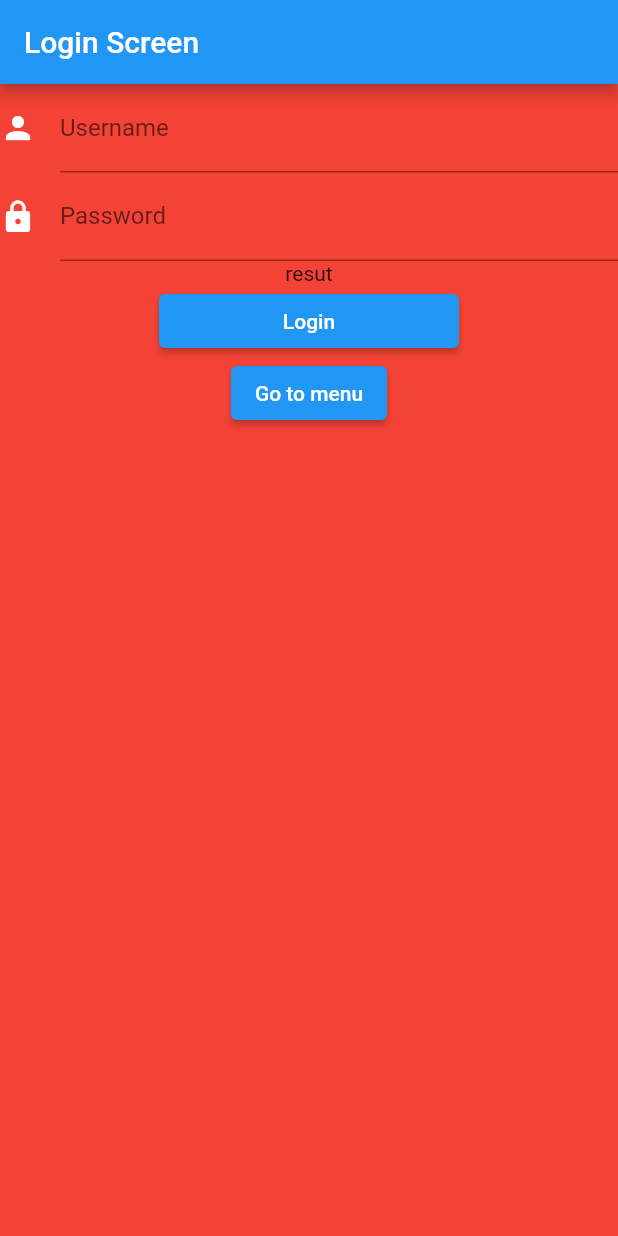
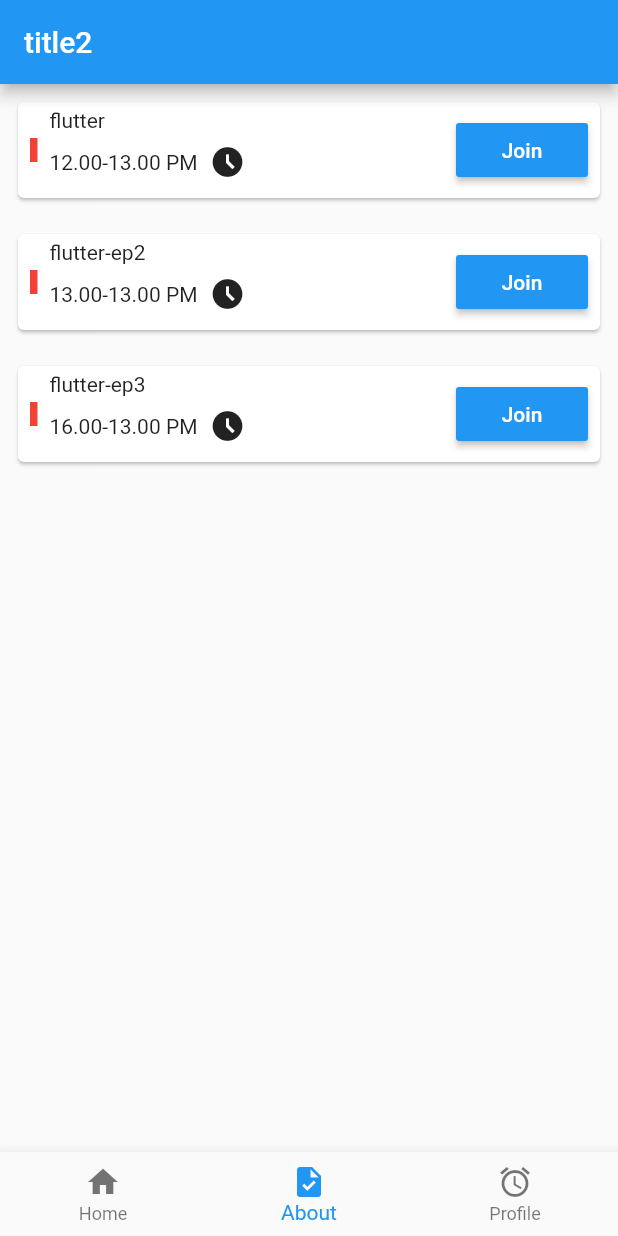
Before and after one commit to olaloat/teleWorkMobile, a Flutter app: the screen it shows after launch, on a phone screen of 412 x 824 dp. Run offline on Flutter 3.47's test engine with Material 2 defaults, Android fonts, the phone set to English and light mode, and no system bars.

Commit message:
listview training

```diff
--- /dev/null
+++ b/lib/Screen/TaskScreen2.dart
@@ -0,0 +1,132 @@
+// ignore_for_file: file_names
+
+
+
+import 'package:flutter/material.dart';
+import 'package:telework_v2/Models/TaskModel.dart';
+
+class TaskScreen2 extends StatefulWidget {
+  const TaskScreen2({Key? key}) : super(key: key);
+
+  @override
+  _TaskScreen2State createState() => _TaskScreen2State();
+}
+
+class _TaskScreen2State extends State<TaskScreen2> {
+  @override
+  Widget build(BuildContext context) {
+    return Scaffold(
+      appBar: AppBar(
+        title: Text("title2"),
+      ),
+       bottomNavigationBar:BottomNavigationBar( items:  const <BottomNavigationBarItem>[
+                    BottomNavigationBarItem(
+                        icon: Icon(Icons.home),
+                        label: 'Home',
+                    ),
+                    BottomNavigationBarItem(
+                        icon: Icon(Icons.task),
+                        label: 'About',
+                    ),
+                    BottomNavigationBarItem(
+                        icon: Icon(Icons.access_alarm),
+                        label: 'Profile',
+                    ),
+                ],
+                currentIndex: 1,
+                // onTap: _onItemTapped,
+
+
+                ),
+    body:      ListView.builder(
+        scrollDirection: Axis.vertical,
+        itemCount: _listTaskModel.length,
+        itemBuilder: (BuildContext context, int index){
+
+
+
+          return TaskWidget( taskName:_listTaskModel[index].task  ,
+          subTask:_listTaskModel[index].subTask  ,
+          id :_listTaskModel[index].id ,
+
+          );
+        },
+
+      )
+    );
+  }
+}
+
+class TaskWidget extends StatelessWidget {
+final String taskName ;
+final String subTask ;
+final int id;
+  const TaskWidget({
+    Key? key,this.taskName ="" , this.subTask ="" , this.id =0
+  }) : super(key: key);
+
+  @override
+  Widget build(BuildContext context) {
+    return Padding(
+      padding: const EdgeInsets.all(8.0),
+      child: Card(
+        child: Row(
+          children: [
+            Padding(
+              padding: const EdgeInsets.all(8.0),
+              child: Container(
+                width: 5,
+                color: Colors.red,
+                child: Text(""),
+              ),
+            ),
+            Expanded(
+                child: Column(
+              crossAxisAlignment: CrossAxisAlignment.start,
+              children: [
+                 Text(taskName),
+                Row(
+                  children:  [
+                    Text(subTask),
+                    const Padding(
+                      padding: EdgeInsets.all(8.0),
+                      child: Icon(Icons.access_time_filled),
+                    )
+                  ],
+                )
+              ],
+            )),
+            Padding(
+              padding: const EdgeInsets.all(8.0),
+              child: RaisedButton(
+                color: Colors.blue,
+                child: const Text(
+                  "Join",
+                  style: TextStyle(color: Colors.white),
+                ),
+                onPressed: () {
+print(this.id.toString());
+
+
+
+
+                },
+              ),
+            ),
+            const Text(""),
+          ],
+        ),
+      ),
+    );
+  }
+}
+
+
+
+
+final List<TaskModel> _listTaskModel = [
+TaskModel(task :"flutter", subTask:"12.00-13.00 PM", id:1),
+TaskModel(task :"flutter-ep2", subTask:"13.00-13.00 PM", id:2),
+TaskModel(task :"flutter-ep3", subTask:"16.00-13.00 PM", id:3)
+
+];
--- /dev/null
+++ b/lib/Screen/TaskScreen3.dart
@@ -0,0 +1,115 @@
+// ignore_for_file: file_names
+
+
+
+import 'package:flutter/material.dart';
+import 'package:telework_v2/Models/TaskModel.dart';
+
+class TaskScreen3 extends StatefulWidget {
+  const TaskScreen3({Key? key}) : super(key: key);
+
+  @override
+  _TaskScreen3State createState() => _TaskScreen3State();
+}
+
+class _TaskScreen3State extends State<TaskScreen3> {
+  @override
+  Widget build(BuildContext context) {
+    return Scaffold(
+      appBar: AppBar(
+        title: Text("title3"),
+      ),
+       bottomNavigationBar:BottomNavigationBar( items:  const <BottomNavigationBarItem>[
+                    BottomNavigationBarItem(
+                        icon: Icon(Icons.home),
+                        label: 'Home',
+                    ),
+                    BottomNavigationBarItem(
+                        icon: Icon(Icons.task),
+                        label: 'About',
+                    ),
+                    BottomNavigationBarItem(
+                        icon: Icon(Icons.access_alarm),
+                        label: 'Profile',
+                    ),
+                ],
+                currentIndex: 1,
+                // onTap: _onItemTapped,
+
+
+                ),
+      body: Column(
+        children: const [
+           TaskWidget(taskName :"flutter", subTask: "08:00-09:00 Am"),  TaskWidget(taskName :"flutter ep2", subTask: "10:00-12:00 Am"),  ],
+      ),
+    );
+  }
+}
+
+class TaskWidget extends StatelessWidget {
+final String taskName ;
+final String subTask ;
+final int id;
+  const TaskWidget({
+    Key? key,this.taskName ="" , this.subTask ="" , this.id =0
+  }) : super(key: key);
+
+  @override
+  Widget build(BuildContext context) {
+    return Padding(
+      padding: const EdgeInsets.all(8.0),
+      child: Card(
+        child: Row(
+          children: [
+            Padding(
+              padding: const EdgeInsets.all(8.0),
+              child: Container(
+                width: 5,
+                color: Colors.red,
+                child: Text(""),
+              ),
+            ),
+            Expanded(
+                child: Column(
+              crossAxisAlignment: CrossAxisAlignment.start,
+              children: [
+                 Text(taskName),
+                Row(
+                  children:  [
+                    Text(subTask),
+                    const Padding(
+                      padding: EdgeInsets.all(8.0),
+                      child: Icon(Icons.access_time_filled),
+                    )
+                  ],
+                )
+              ],
+            )),
+            Padding(
+              padding: const EdgeInsets.all(8.0),
+              child: RaisedButton(
+                color: Colors.blue,
+                child: const Text(
+                  "Join",
+                  style: TextStyle(color: Colors.white),
+                ),
+                onPressed: () {},
+              ),
+            ),
+            const Text(""),
+          ],
+        ),
+      ),
+    );
+  }
+}
+
+
+
+
+final List<TaskModel> _listTaskModel = [
+TaskModel(task :"flutter", subTask:"12.00-13.00 PM", id:1),
+TaskModel(task :"flutter-ep2", subTask:"13.00-13.00 PM", id:2),
+TaskModel(task :"flutter-ep3", subTask:"16.00-13.00 PM", id:3)
+
+];
--- a/lib/main.dart
+++ b/lib/main.dart
@@ -1,5 +1,8 @@
 import 'package:flutter/material.dart';
+import 'package:telework_v2/Screen/TaskScreen2.dart';
 import 'package:telework_v2/Screen/login.dart';
+
+import 'Screen/TaskScreen3.dart';
 
 void main() {
   runApp(const MyApp());
@@ -26,7 +29,7 @@ class MyApp extends StatelessWidget {
         primarySwatch: Colors.blue,
       ),
      // home: const MyHomePage(title: 'Flutter Demo Home Page'),
-home: const loginScreen(),
+home: const TaskScreen2(),
 
 
     );
```
Also changed, not shown: lib/Models/taskModel.dart (added, +17 -0 lines), lib/Screen/TaskScreen.dart (added, +70 -0 lines), lib/Screen/login.dart (+58 -101 lines), lib/Screen/menu.dart (+26 -15 lines), lib/widget/wgFeildTextControl.dart (+47 -0 lines).
